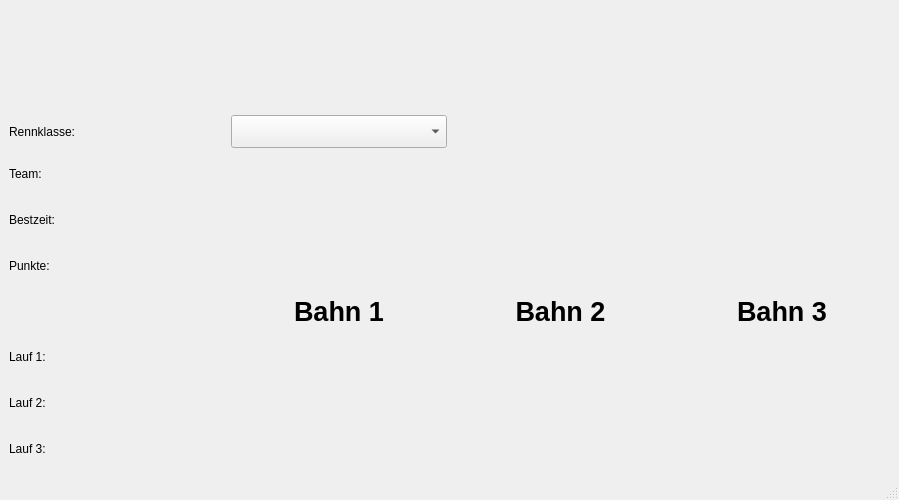
Qt form main.ui (rhaschke/SMD) before a commit.
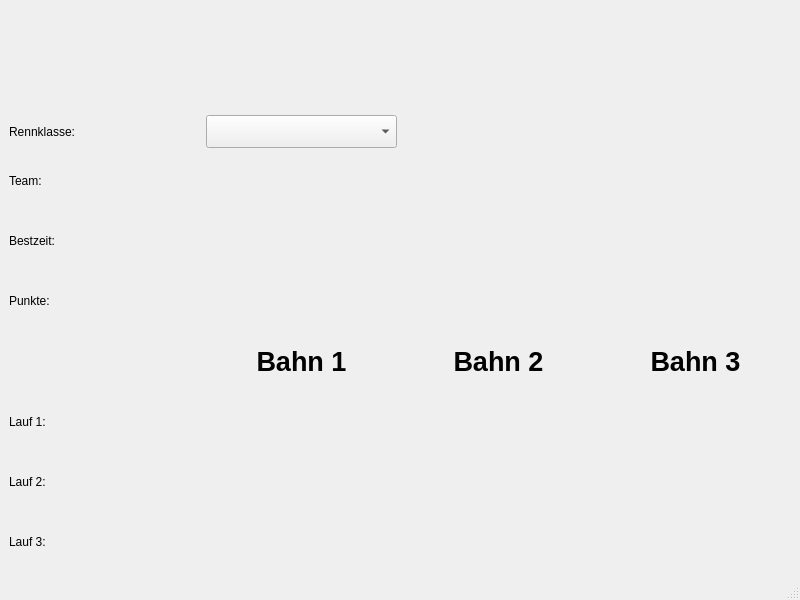
The same form after that commit. Icons and pictures are not drawn. Custom widgets are drawn as their Qt base class.

Commit message:
Scale logos with fixed aspect ratio
- minimum logo size: 10x10
- maximum logo height: 100
- keep correct aspect ratio
- use max_size as preferred sizeHint()

open issue: logos don't shrink below height of 100

Diff of the .ui file:
```diff
--- a/main.ui
+++ b/main.ui
@@ -6,20 +6,38 @@
    <rect>
     <x>0</x>
     <y>0</y>
-    <width>899</width>
-    <height>500</height>
+    <width>800</width>
+    <height>600</height>
    </rect>
   </property>
+  <property name="sizePolicy">
+   <sizepolicy hsizetype="Preferred" vsizetype="Preferred">
+    <horstretch>0</horstretch>
+    <verstretch>0</verstretch>
+   </sizepolicy>
+  </property>
   <property name="windowTitle">
    <string>SolarMobil Deutschland Rennsteuerung</string>
   </property>
   <widget class="QWidget" name="centralwidget">
+   <property name="sizePolicy">
+    <sizepolicy hsizetype="Preferred" vsizetype="Preferred">
+     <horstretch>0</horstretch>
+     <verstretch>0</verstretch>
+    </sizepolicy>
+   </property>
    <property name="windowTitle">
     <string>SolarMobil Deutschland Rennsteuerung</string>
    </property>
    <layout class="QVBoxLayout" name="verticalLayout">
+    <property name="sizeConstraint">
+     <enum>QLayout::SetMinAndMaxSize</enum>
+    </property>
     <item>
      <layout class="QHBoxLayout" name="logoLayout">
+      <property name="sizeConstraint">
+       <enum>QLayout::SetMinAndMaxSize</enum>
+      </property>
       <item>
        <spacer name="logo_spacer1">
         <property name="orientation">
@@ -27,8 +45,8 @@
         </property>
         <property name="sizeHint" stdset="0">
          <size>
-          <width>40</width>
-          <height>20</height>
+          <width>20</width>
+          <height>10</height>
          </size>
         </property>
        </spacer>
@@ -36,7 +54,7 @@
       <item>
        <widget class="QLabel" name="smd">
         <property name="sizePolicy">
-         <sizepolicy hsizetype="Expanding" vsizetype="Expanding">
+         <sizepolicy hsizetype="Preferred" vsizetype="Preferred">
           <horstretch>0</horstretch>
           <verstretch>0</verstretch>
          </sizepolicy>
@@ -65,8 +83,8 @@
         </property>
         <property name="sizeHint" stdset="0">
          <size>
-          <width>40</width>
-          <height>20</height>
+          <width>20</width>
+          <height>10</height>
          </size>
         </property>
        </spacer>
@@ -74,7 +92,7 @@
       <item>
        <widget class="QLabel" name="vde">
         <property name="sizePolicy">
-         <sizepolicy hsizetype="Expanding" vsizetype="Expanding">
+         <sizepolicy hsizetype="Preferred" vsizetype="Preferred">
           <horstretch>0</horstretch>
           <verstretch>0</verstretch>
          </sizepolicy>
@@ -106,8 +124,8 @@
         </property>
         <property name="sizeHint" stdset="0">
          <size>
-          <width>40</width>
-          <height>20</height>
+          <width>20</width>
+          <height>10</height>
          </size>
         </property>
        </spacer>
@@ -241,6 +259,13 @@
   </widget>
   <widget class="QStatusBar" name="statusbar"/>
  </widget>
+ <customwidgets>
+  <customwidget>
+   <class>ScaledImageLabel</class>
+   <extends>QLabel</extends>
+   <header>widgets</header>
+  </customwidget>
+ </customwidgets>
  <resources>
   <include location="resources.qrc"/>
  </resources>
```
Left out of the diff: 8 changed lines with no effect on the pictures. The commit also changes 1 other file.
